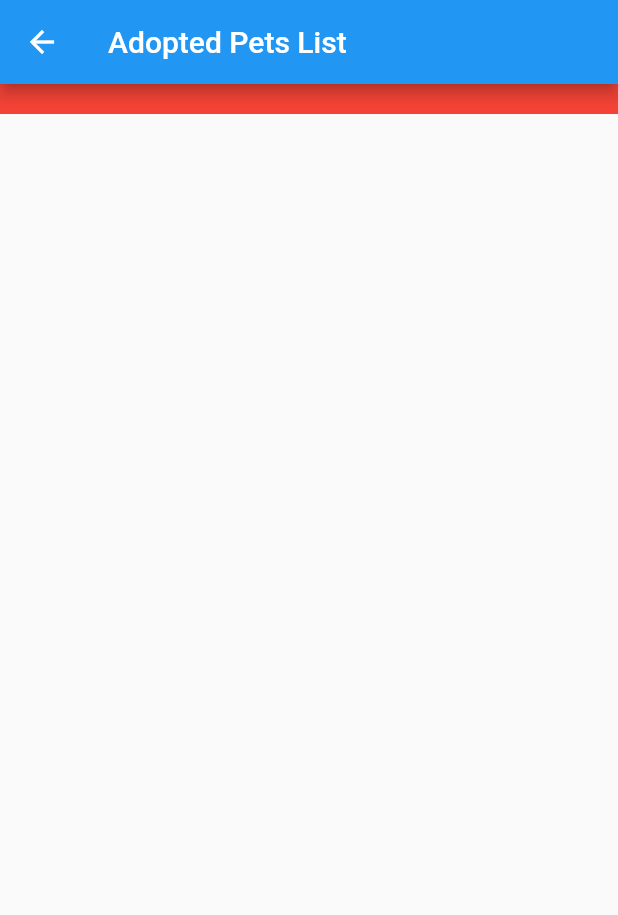
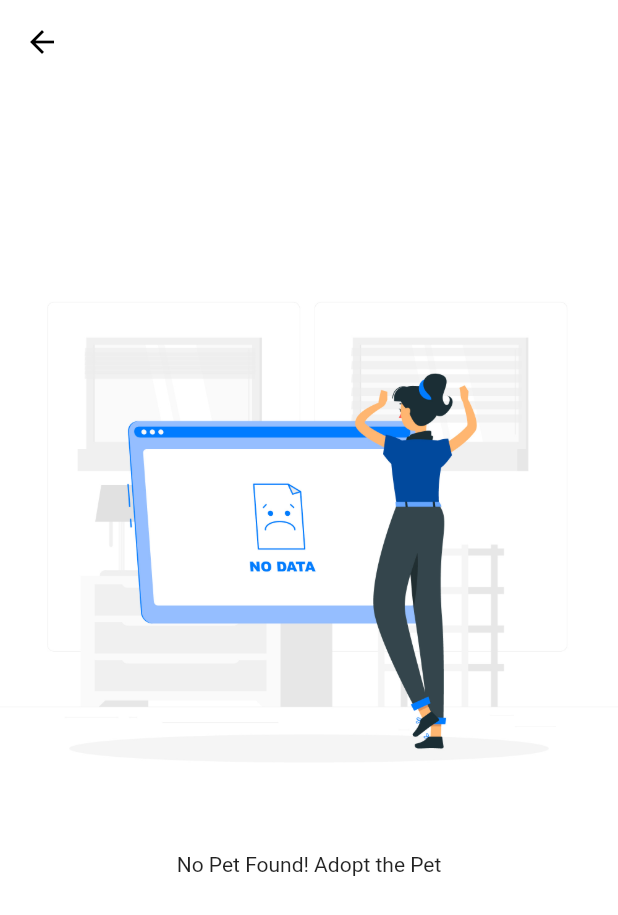
Before and after one commit to manojbcs98/pet_app, a Flutter app: the screen it shows after launch, after a tap on the "history" icon, on a phone screen of 412 x 824 dp. Shown: the top 915 px of the screen. Run offline on Flutter 3.47's test engine with Material 2 defaults, Android fonts, the phone set to English and light mode, and no system bars; our stand-ins replace confetti, equatable, flutter_bloc.

Commit message:
ui render with blocs for history

```diff
--- /dev/null
+++ b/lib/adopted_pet_history_bloc/pet_history_list_bloc.dart
@@ -0,0 +1,20 @@
+import 'package:flutter_bloc/flutter_bloc.dart';
+import 'package:test_app/adopted_pet_history_bloc/pet_history_states.dart';
+import 'package:test_app/data.dart';
+
+class PetHistoryListCubit extends Cubit<PetHistoryListStates> {
+  PetHistoryListCubit() : super(InitialPetHistoryListState()) {
+    getPetHistoryList();
+  }
+
+  void getPetHistoryList() {
+    emit(LoadingPetHistoryListState());
+    List<Pet> data = PetAdopted.list;
+
+    emit(LoadedPetHistoryListState(data));
+  }
+
+  void error() {
+    emit(ErrorPetHistoryListState());
+  }
+}
--- /dev/null
+++ b/lib/adopted_pet_history_bloc/pet_history_states.dart
@@ -0,0 +1,27 @@
+import 'package:equatable/equatable.dart';
+import 'package:test_app/data.dart';
+
+abstract class PetHistoryListStates extends Equatable {}
+
+class InitialPetHistoryListState extends PetHistoryListStates {
+  @override
+  List<Object?> get props => [];
+}
+
+class LoadingPetHistoryListState extends PetHistoryListStates {
+  @override
+  List<Object?> get props => [];
+}
+
+class LoadedPetHistoryListState extends PetHistoryListStates {
+  List<Pet> petList = [];
+  LoadedPetHistoryListState(this.petList);
+
+  @override
+  List<Object?> get props => [petList];
+}
+
+class ErrorPetHistoryListState extends PetHistoryListStates {
+  @override
+  List<Object?> get props => [];
+}
--- a/lib/main_list_bloc/list_bloc.dart
+++ b/lib/main_list_bloc/list_bloc.dart
@@ -8,9 +8,9 @@ class PetListCubit extends Cubit<PetListStates> {
     getPetList();
   }
 
-  void getPetList() async {
+  void getPetList() {
     emit(LoadingPetListState());
-    List<Pet> data = await getPetListData();
+    List<Pet> data = getPetListData();
 
     emit(LoadedPetListState(data));
   }
--- a/lib/pet_adopt_history.dart
+++ b/lib/pet_adopt_history.dart
@@ -1,6 +1,10 @@
 import 'package:flutter/material.dart';
+import 'package:flutter/services.dart';
+import 'package:flutter_bloc/flutter_bloc.dart';
+import 'package:test_app/adopted_pet_history_bloc/pet_history_states.dart';
 import 'package:test_app/pet_widget.dart';
 
+import 'adopted_pet_history_bloc/pet_history_list_bloc.dart';
 import 'data.dart';
 
 class PetAdoptHistory extends StatefulWidget {
@@ -16,34 +20,62 @@ class _PetAdoptHistoryState extends State<PetAdoptHistory> {
   @override
   Widget build(BuildContext context) {
     return Scaffold(
-      appBar: AppBar(title: Text("Adopted Pets List")),
-      body: widget.petList.isNotEmpty
-          ? Column(
-              children: [
-                Expanded(
-                  child: Padding(
-                    padding: EdgeInsets.symmetric(horizontal: 16),
+        backgroundColor: Colors.white,
+        appBar: AppBar(
+          backgroundColor: Colors.transparent,
+          leading: InkWell(
+              child: Icon(Icons.arrow_back, color: Colors.black),
+              onTap: () {
+                Navigator.pop(context);
+              }),
+          elevation: 0,
+          systemOverlayStyle: SystemUiOverlayStyle.dark,
+        ),
+        body: BlocProvider<PetHistoryListCubit>(
+          create: (context) => PetHistoryListCubit(),
+          child: BlocBuilder<PetHistoryListCubit, PetHistoryListStates>(
+              builder: (context, state) {
+            Widget widget = Container();
+            if (state is InitialPetHistoryListState) {
+              return widget;
+            }
+            if (state is LoadingPetHistoryListState) {
+              widget = CircularProgressIndicator();
+            }
+            if (state is LoadedPetHistoryListState) {
+              List<Pet> list = state.petList;
+              if (list.isNotEmpty) {
+                widget = Padding(
+                  padding: EdgeInsets.symmetric(horizontal: 16, vertical: 8),
                   child: GridView.count(
                     shrinkWrap: true,
                     physics: BouncingScrollPhysics(),
                     childAspectRatio: 1 / 1.55,
                     crossAxisCount: 2,
                     crossAxisSpacing: 15,
-                      children: widget.petList.map((item) {
+                    children: list.map((item) {
                       return PetWidget(
                         pet: item,
                         index: -1,
                       );
                     }).toList(),
                   ),
-                  ),
-                ),
+                );
+              } else {
+                widget = Padding(
+                  padding: const EdgeInsets.only(top: 100),
+                  child: Center(
+                      child: Column(
+                    children: [
+                      Image.asset('assets/no_data.jpg'),
+                      Text("No Pet Found! Adopt the Pet")
                     ],
-            )
-          : Container(
-              color: Colors.red,
-              height: 20,
-            ),
+                  )),
                 );
               }
             }
+            return widget;
+          }),
+        ));
+  }
+}
--- a/pubspec.yaml
+++ b/pubspec.yaml
@@ -70,6 +70,7 @@ flutter:
     - assets/images/dogs/
     - assets/images/hamsters/
     - assets/images/bunnies/
+    - assets/no_data.jpg
 
   # To add assets to your application, add an assets section, like this:
   # assets:
```
Also changed, not shown: assets/no_data.jpg (added). Lines whose indentation alone changed are shown as unchanged.
